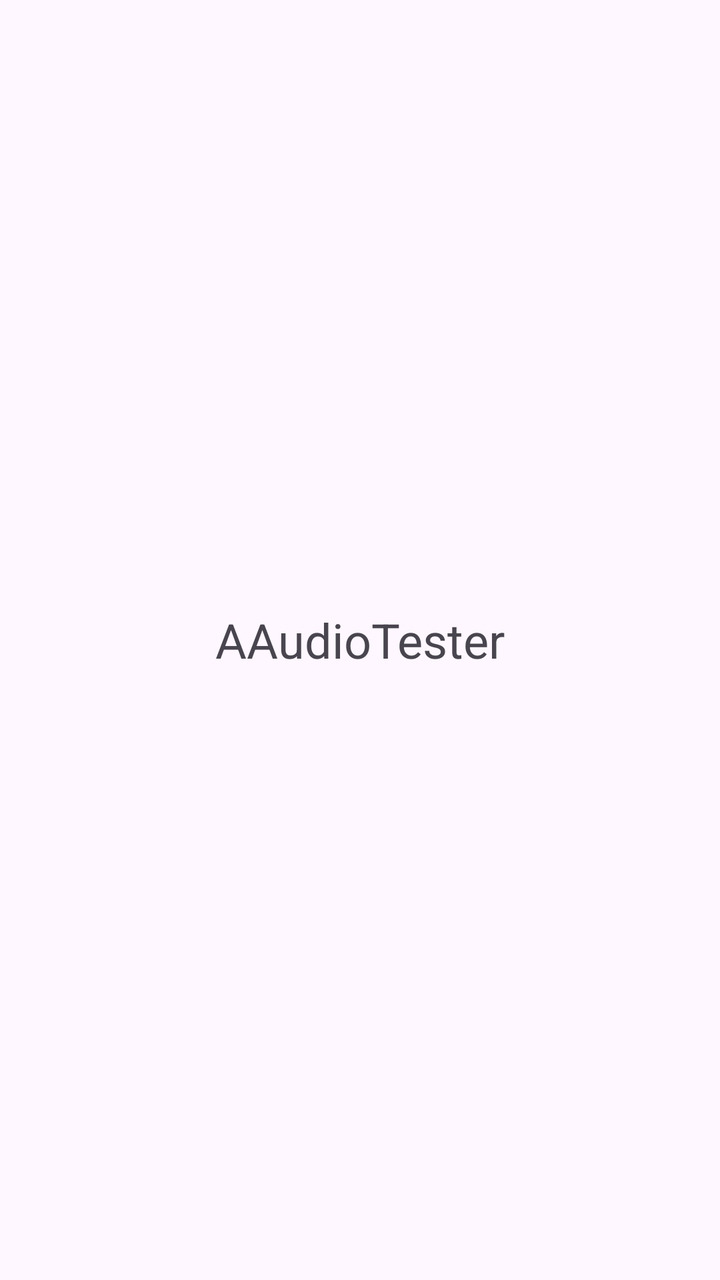
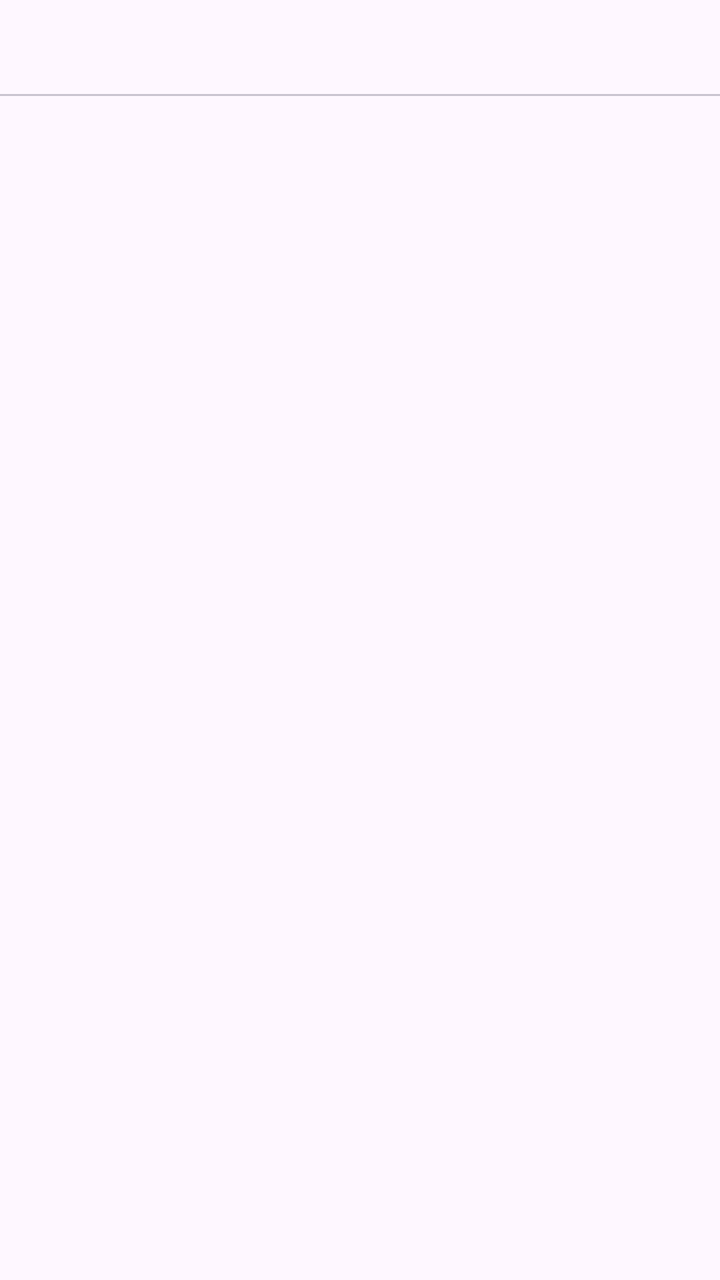

An Android layout rendered at two revisions. The XML below is the earlier revision; the diff shows what the commit changed to produce the second picture.
<!-- AndroidManifest.xml: application theme Theme.AAudioTester -->
<!-- res/layout/activity_main.xml -->
<?xml version="1.0" encoding="utf-8"?>
<TextView xmlns:android="http://schemas.android.com/apk/res/android"
    android:layout_width="match_parent"
    android:layout_height="match_parent"
    android:gravity="center"
    android:text="AAudioTester"
    android:textSize="24sp" />
<!-- resources referenced by this layout -->
<resources>
  <style name="Theme.AAudioTester" parent="Base.Theme.AAudioTester" />
  <style name="Base.Theme.AAudioTester" parent="Theme.Material3.DayNight.NoActionBar">
      </style>
</resources>

<!-- the commit's change to res/layout/activity_main.xml (unified diff, before → after) -->
@@ -1,7 +1,21 @@
 <?xml version="1.0" encoding="utf-8"?>
-<TextView xmlns:android="http://schemas.android.com/apk/res/android"
+<LinearLayout xmlns:android="http://schemas.android.com/apk/res/android"
+    xmlns:app="http://schemas.android.com/apk/res-auto"
     android:layout_width="match_parent"
     android:layout_height="match_parent"
-    android:gravity="center"
-    android:text="AAudioTester"
-    android:textSize="24sp" />
+    android:orientation="vertical">
+
+    <com.google.android.material.tabs.TabLayout
+        android:id="@+id/tabLayout"
+        android:layout_width="match_parent"
+        android:layout_height="wrap_content"
+        app:tabMode="fixed"
+        app:tabGravity="fill" />
+
+    <androidx.viewpager2.widget.ViewPager2
+        android:id="@+id/viewPager"
+        android:layout_width="match_parent"
+        android:layout_height="0dp"
+        android:layout_weight="1" />
+
+</LinearLayout>
